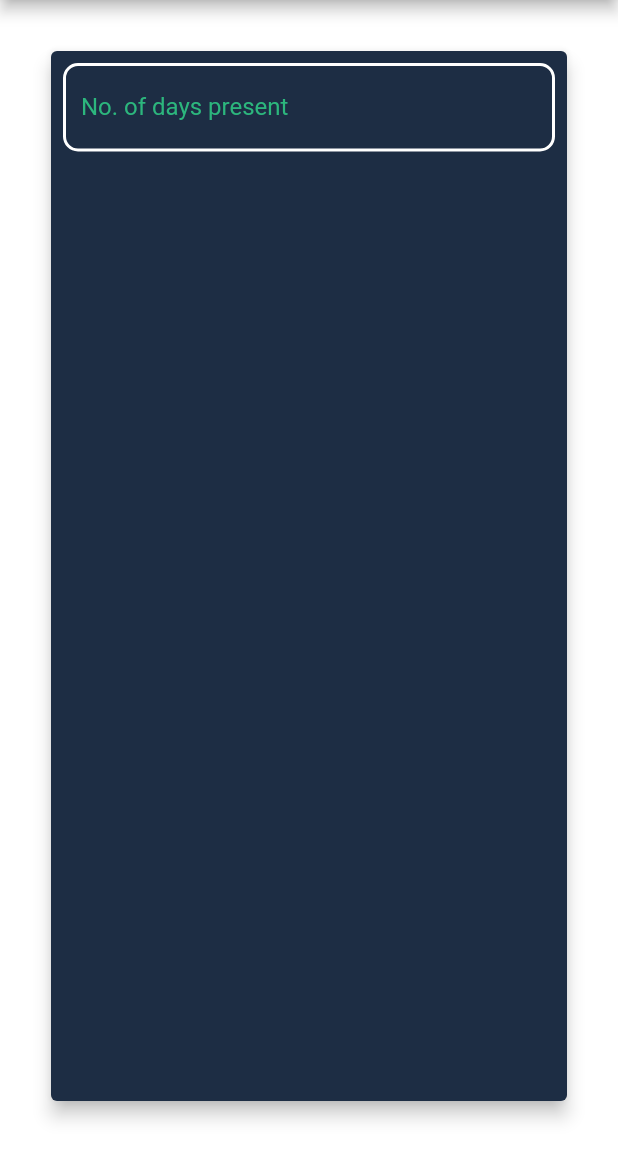
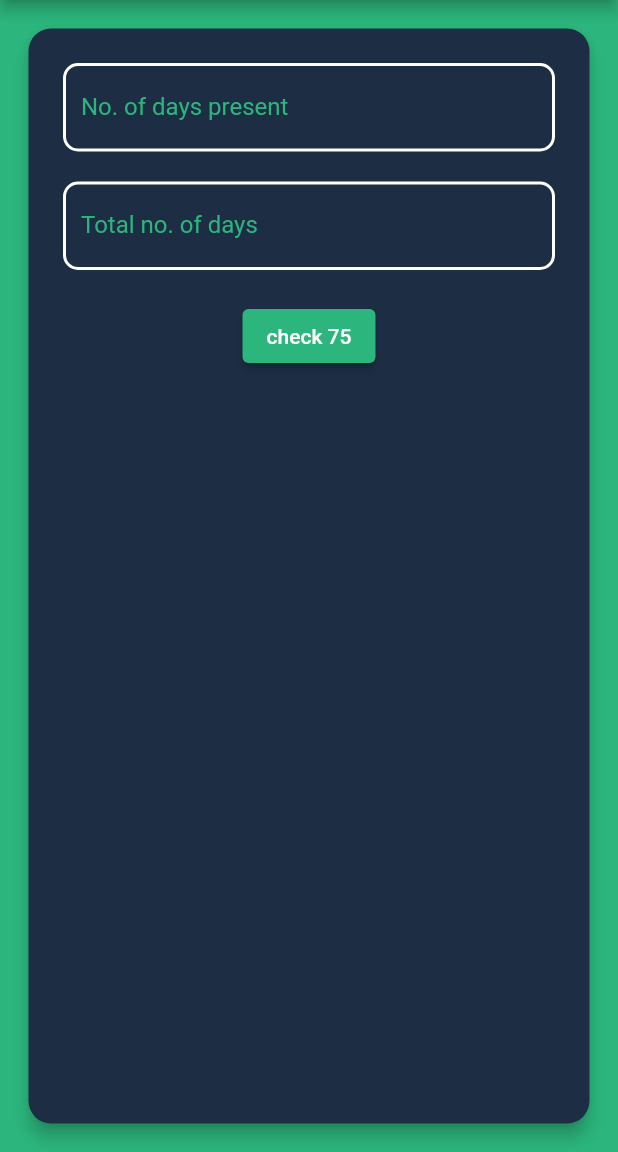
Before and after one commit to Jayakrishnan-manoj/Bunk-Tracker, a Flutter app: the screen it shows after launch, in the side drawer, after a tap on "Attendance 75", on a phone screen of 412 x 824 dp, the part 84-1236 px from its top. Run offline on Flutter 3.47's test engine with Material 2 defaults, Android fonts, the phone set to English and light mode, and no system bars; our stand-ins replace font_awesome_flutter, shared_preferences.

Commit message:
completed check attendance screen

```diff
--- a/lib/screens/check75_screen.dart
+++ b/lib/screens/check75_screen.dart
@@ -11,9 +11,11 @@ class AttendanceCheck extends StatefulWidget {
 
 class _AttendanceCheckState extends State<AttendanceCheck> {
   TextEditingController _presentController = TextEditingController();
+  TextEditingController _totalController = TextEditingController();
   @override
   Widget build(BuildContext context) {
     return Scaffold(
+      backgroundColor: kAppBarColor,
       appBar: AppBar(
         backgroundColor: kTextColor,
         title: const Text("Attendance75"),
@@ -26,13 +28,18 @@ class _AttendanceCheckState extends State<AttendanceCheck> {
           Align(
             alignment: Alignment.center,
             child: Padding(
-              padding: const EdgeInsets.all(30.0),
+              padding: const EdgeInsets.all(15.0),
               child: Card(
+                shape: RoundedRectangleBorder(
+                  borderRadius: BorderRadius.circular(15.0),
+                ),
                 color: kTextColor,
                 elevation: 5,
                 child: Form(
                   child: Padding(
                     padding: const EdgeInsets.all(8.0),
+                    child: Padding(
+                      padding: const EdgeInsets.all(15.0),
                       child: Column(
                         children: [
                           TextField(
@@ -40,23 +47,70 @@ class _AttendanceCheckState extends State<AttendanceCheck> {
                             decoration: InputDecoration(
                               fillColor: Colors.white,
                               focusedBorder: OutlineInputBorder(
-                              borderSide:
-                                  BorderSide(color: Colors.white, width: 2.0),
+                                borderSide: const BorderSide(
+                                  color: Colors.white,
+                                  width: 2.0,
+                                ),
                                 borderRadius: BorderRadius.circular(10.0),
                               ),
                               enabledBorder: OutlineInputBorder(
-                              borderSide:
-                                  BorderSide(color: Colors.white, width: 2.0),
+                                borderSide: const BorderSide(
+                                  color: Colors.white,
+                                  width: 2.0,
+                                ),
                                 borderRadius: BorderRadius.circular(10.0),
                               ),
                               hintText: 'Present',
                               labelText: 'No. of days present',
-                            labelStyle: TextStyle(
+                              labelStyle: const TextStyle(
                                 color: kAppBarColor,
+                              ),
+                            ),
+                          ),
+                          const SizedBox(
+                            height: 20,
+                          ),
+                          TextField(
+                            controller: _totalController,
+                            decoration: InputDecoration(
+                              fillColor: Colors.white,
+                              focusedBorder: OutlineInputBorder(
+                                borderSide: const BorderSide(
+                                  color: Colors.white,
+                                  width: 2.0,
+                                ),
+                                borderRadius: BorderRadius.circular(10.0),
+                              ),
+                              enabledBorder: OutlineInputBorder(
+                                borderSide: const BorderSide(
+                                  color: Colors.white,
+                                  width: 2.0,
+                                ),
+                                borderRadius: BorderRadius.circular(10.0),
+                              ),
+                              hintText: 'Total',
+                              labelText: 'Total no. of days',
+                              labelStyle: const TextStyle(
+                                color: kAppBarColor,
+                              ),
+                            ),
+                          ),
+                          const SizedBox(
+                            height: 20,
+                          ),
+                          Center(
+                            child: ElevatedButton(
+                              onPressed: () {},
+                              style: ElevatedButton.styleFrom(
+                                backgroundColor: kAppBarColor,
+                              ),
+                              child: const Text(
+                                "check 75",
                               ),
                             ),
                           )
                         ],
+                      ),
                     ),
                   ),
                 ),
--- a/lib/screens/home_screen.dart
+++ b/lib/screens/home_screen.dart
@@ -1,5 +1,3 @@
-import 'package:bunk_tracker/constants/constants.dart';
-import 'package:bunk_tracker/screens/check75_screen.dart';
 import 'package:bunk_tracker/widgets/app_drawer.dart';
 import 'package:flutter/material.dart';
 import 'package:font_awesome_flutter/font_awesome_flutter.dart';
@@ -66,7 +64,9 @@ class _HomeScreenState extends State<HomeScreen> {
           ),
         ],
       ),
-      drawer: AppDrawer(isSelected: true,),
+      drawer: AppDrawer(
+        isSelected: true,
+      ),
       body: SafeArea(
         child: GridView(
           padding: const EdgeInsets.all(10.0),
```
Also changed, not shown: lib/constants/reusables.dart (added). Lines whose indentation alone changed are shown as unchanged.
